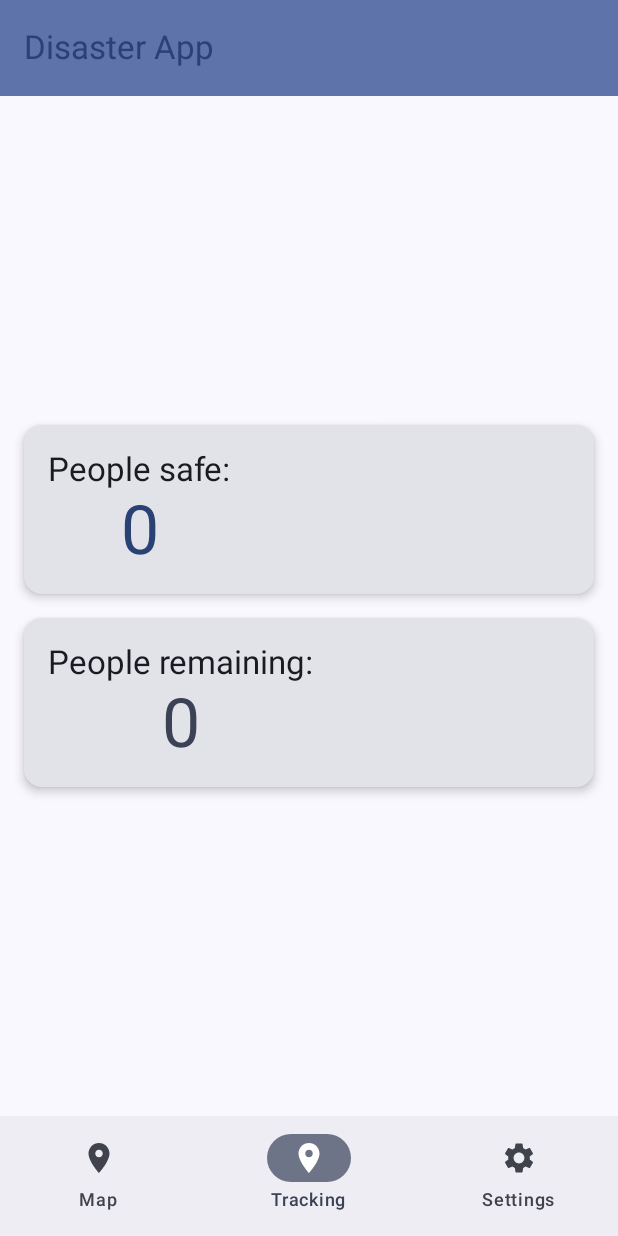
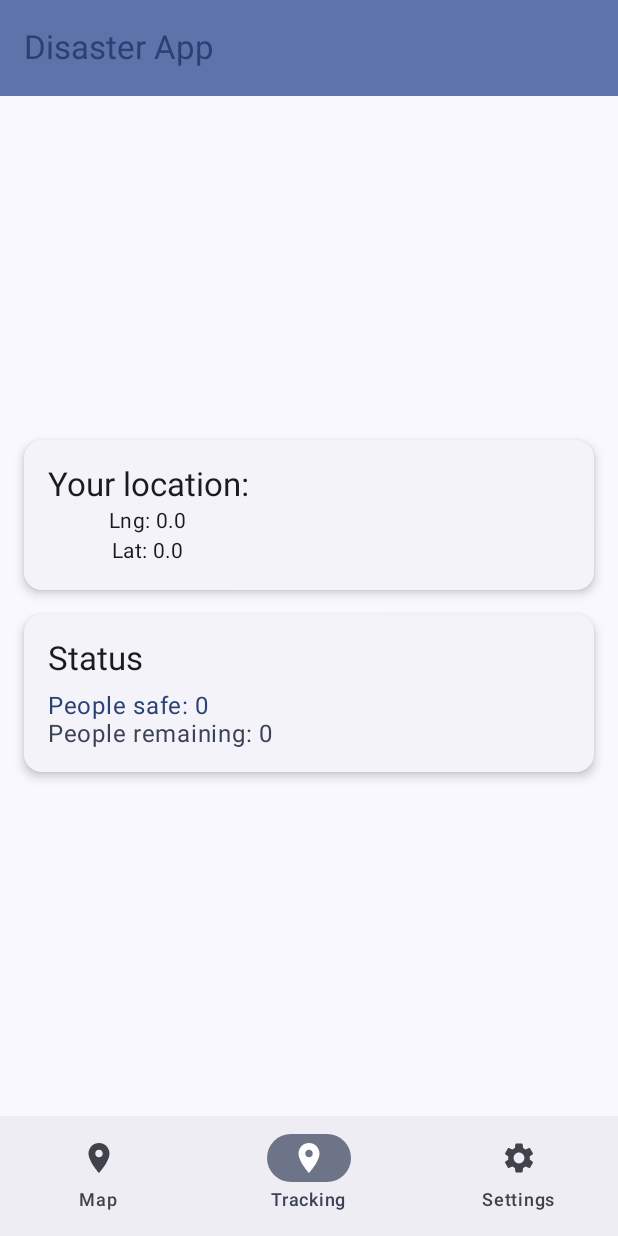
Before and after one commit to anonymous3813/Naturaldisaster, an Android app built with Jetpack Compose: the TrackingScreen screen opened through its navigation route, on a phone screen of 412 x 824 dp. Run offline under Robolectric (Android 15) with nearby library versions, the phone set to English and light mode, and no system bars; libraries missing offline, so code that uses them is left out: org.osmdroid.config.

```diff
--- a/frontend/app/src/main/AndroidManifest.xml
+++ b/frontend/app/src/main/AndroidManifest.xml
@@ -9,6 +9,7 @@
     <uses-permission android:name="android.permission.ACCESS_BACKGROUND_LOCATION"/>
 
     <application
+        android:usesCleartextTraffic="true"
         android:allowBackup="true"
         android:dataExtractionRules="@xml/data_extraction_rules"
         android:fullBackupContent="@xml/backup_rules"
@@ -17,6 +18,7 @@
         android:roundIcon="@mipmap/ic_launcher_round"
         android:supportsRtl="true"
         android:theme="@style/Theme.NaturalDisaster"
+        android:networkSecurityConfig="@xml/network_security_config"
         tools:targetApi="31">
 
         <meta-data
--- a/frontend/app/src/main/java/com/selfemploye/naturaldisaster/data/RetrofitInstance.kt
+++ b/frontend/app/src/main/java/com/selfemploye/naturaldisaster/data/RetrofitInstance.kt
@@ -5,7 +5,7 @@ import retrofit2.Retrofit
 import retrofit2.converter.gson.GsonConverterFactory
 
 object RetrofitInstance {
-    private const val BASE_URL = "http://192.168.225.1:3000"
+    private const val BASE_URL = "http://10.0.2.2:3000"
 
     val api: ApiService by lazy {
         Retrofit.Builder()
--- a/frontend/app/src/main/java/com/selfemploye/naturaldisaster/models/ApiModels.kt
+++ b/frontend/app/src/main/java/com/selfemploye/naturaldisaster/models/ApiModels.kt
@@ -23,7 +23,6 @@ data class RescueStatsResponse(
     val rescuedUsers: Int
 )
 
-
 // ======================
 // Storms API
 // ======================
@@ -33,8 +32,6 @@ data class StormUpdateResponse(
     val success: Boolean,
     val storms: List<Storm>
 )
-
-
 
 // ======================
 // Priorities API
--- a/frontend/app/src/main/java/com/selfemploye/naturaldisaster/ui/screens/MapScreen.kt
+++ b/frontend/app/src/main/java/com/selfemploye/naturaldisaster/ui/screens/MapScreen.kt
@@ -1,10 +1,12 @@
 package com.selfemploye.naturaldisaster.ui.screens
 
+import android.util.Log
 import androidx.compose.foundation.layout.fillMaxSize
 import androidx.compose.material3.AlertDialog
 import androidx.compose.material3.Text
 import androidx.compose.material3.TextButton
 import androidx.compose.runtime.Composable
+import androidx.compose.runtime.LaunchedEffect
 import androidx.compose.runtime.collectAsState
 import androidx.compose.runtime.getValue
 import androidx.compose.runtime.mutableStateOf
@@ -25,20 +27,14 @@ import com.selfemploye.naturaldisaster.viewmodel.AppViewModel
 fun MapScreen(
     appViewModel: AppViewModel
 ) {
-    val startingLocation = LatLng(
-        appViewModel.lastLocation.collectAsState().value.lat,
-        appViewModel.lastLocation.collectAsState().value.lng
-    )
+    val lastLocation by appViewModel.lastLocation.collectAsState()
+    val startingLocation = remember(lastLocation) {
+        LatLng(lastLocation.lat, lastLocation.lng)
+    }
 
     var markers by remember {
         mutableStateOf(
-            listOf(
-                UserLocation(37.7749, -122.4194, 5), // San Francisco
-                UserLocation(37.8044, -122.2711, 4), // Oakland
-                UserLocation(37.6879, -122.4702, 3), // Daly City
-                UserLocation(37.8715, -122.2730, 2), // Berkeley
-                UserLocation(37.3382, -121.8863, 1)  // San Jose
-            )
+            appViewModel.allLocations.value
         )
     }
 
@@ -77,6 +73,7 @@ fun MapScreen(
                     selectedMarker?.let { markerToRemove ->
                         markers =
                             markers.filter { it.lat != markerToRemove.lat || it.lng != markerToRemove.lng }
+
                     }
 
                     showDialog = false
--- a/frontend/app/src/main/java/com/selfemploye/naturaldisaster/ui/screens/TrackingScreen.kt
+++ b/frontend/app/src/main/java/com/selfemploye/naturaldisaster/ui/screens/TrackingScreen.kt
@@ -1,26 +1,31 @@
 package com.selfemploye.naturaldisaster.ui.screens
 
-import androidx.compose.foundation.layout.*
-import androidx.compose.material3.Card
+import androidx.compose.foundation.layout.Arrangement
+import androidx.compose.foundation.layout.Column
+import androidx.compose.foundation.layout.fillMaxSize
+import androidx.compose.foundation.layout.fillMaxWidth
+import androidx.compose.foundation.layout.padding
 import androidx.compose.material3.CardDefaults
+import androidx.compose.material3.ElevatedCard
 import androidx.compose.material3.MaterialTheme
 import androidx.compose.material3.Text
 import androidx.compose.runtime.Composable
 import androidx.compose.runtime.LaunchedEffect
+import androidx.compose.runtime.collectAsState
 import androidx.compose.runtime.getValue
-import com.selfemploye.naturaldisaster.viewmodel.AppViewModel
-import androidx.compose.runtime.collectAsState
 import androidx.compose.ui.Alignment
 import androidx.compose.ui.Modifier
 import androidx.compose.ui.unit.dp
+import com.selfemploye.naturaldisaster.viewmodel.AppViewModel
 
 @Composable
-fun TrackingScreen(viewModel: AppViewModel) {
-    val safeCounter by viewModel.safeCounter.collectAsState()
-    val remainingCounter by viewModel.remainingCounter.collectAsState()
+fun TrackingScreen(appViewModel: AppViewModel) {
+    val safeCounter by appViewModel.safeCounter.collectAsState()
+    val remainingCounter by appViewModel.remainingCounter.collectAsState()
+    val lastLocation by appViewModel.lastLocation.collectAsState()
 
     LaunchedEffect(Unit) {
-        viewModel.fetchStats()
+        appViewModel.fetchStats()
     }
 
     Column(
@@ -30,12 +35,11 @@ fun TrackingScreen(viewModel: AppViewModel) {
         verticalArrangement = Arrangement.Center,
         horizontalAlignment = Alignment.CenterHorizontally
     ) {
-        // Card for the "People safe" counter.
-        Card(
+        // Location Card
+        ElevatedCard(
             modifier = Modifier
                 .fillMaxWidth()
                 .padding(bottom = 16.dp),
-            // Uses M3 CardDefaults to define elevation.
             elevation = CardDefaults.cardElevation(defaultElevation = 4.dp)
         ) {
             Column(
@@ -43,35 +47,42 @@ fun TrackingScreen(viewModel: AppViewModel) {
                 horizontalAlignment = Alignment.CenterHorizontally
             ) {
                 Text(
-                    text = "People safe:",
-                    // Uses M3 typography styles.
+                    text = "Your location:",
                     style = MaterialTheme.typography.titleLarge
                 )
                 Text(
-                    text = "${safeCounter ?: 0}",
-                    style = MaterialTheme.typography.displayMedium,
-                    // Uses M3 color scheme.
-                    color = MaterialTheme.colorScheme.primary
+                    text = "Lng: ${lastLocation.lng}",
+                    style = MaterialTheme.typography.bodyMedium
+                )
+                Text(
+                    text = "Lat: ${lastLocation.lat}",
+                    style = MaterialTheme.typography.bodyMedium
                 )
             }
         }
 
-        // Card for the "People remaining" counter.
-        Card(
-            modifier = Modifier.fillMaxWidth(),
+        // Stats Card
+        ElevatedCard(
+            modifier = Modifier
+                .fillMaxWidth(),
             elevation = CardDefaults.cardElevation(defaultElevation = 4.dp)
         ) {
             Column(
-                modifier = Modifier.padding(16.dp),
-                horizontalAlignment = Alignment.CenterHorizontally
+                modifier = Modifier.padding(16.dp)
             ) {
                 Text(
-                    text = "People remaining:",
-                    style = MaterialTheme.typography.titleLarge
+                    text = "Status",
+                    style = MaterialTheme.typography.titleLarge,
+                    modifier = Modifier.padding(bottom = 8.dp)
                 )
                 Text(
-                    text = "${remainingCounter ?: 0}",
-                    style = MaterialTheme.typography.displayMedium,
+                    text = "People safe: ${safeCounter ?: 0}",
+                    style = MaterialTheme.typography.bodyLarge,
+                    color = MaterialTheme.colorScheme.primary
+                )
+                Text(
+                    text = "People remaining: ${remainingCounter ?: 0}",
+                    style = MaterialTheme.typography.bodyLarge,
                     color = MaterialTheme.colorScheme.secondary
                 )
             }
--- a/frontend/app/src/main/java/com/selfemploye/naturaldisaster/viewmodel/AppViewModel.kt
+++ b/frontend/app/src/main/java/com/selfemploye/naturaldisaster/viewmodel/AppViewModel.kt
@@ -50,6 +50,7 @@ class AppViewModel(
     init {
         viewModelScope.launch {
             _userId.value = getOrCreateUserId()
+            fetchAllLocations()
         }
     }
 
@@ -170,7 +171,14 @@ class AppViewModel(
             try {
                 val response = RetrofitInstance.api.getAllLocations()
                 if(response.isSuccessful) {
-                    _allLocations.value = response.body()!!
+                    if (response.body() != null) {
+                        _allLocations.value = response.body()!!
+                        Log.d("API worked",response.body().toString())
+                    } else {
+                        Log.d("API failed",response.body().toString())
+                    }
+
+
                 }
             } catch (e: Exception) {
                 Log.e("API", "Exception fetching all locations: ${e.message}")
--- /dev/null
+++ b/frontend/app/src/main/res/xml/network_security_config.xml
@@ -0,0 +1,6 @@
+<?xml version="1.0" encoding="utf-8"?>
+<network-security-config>
+    <domain-config cleartextTrafficPermitted="true">
+        <domain includeSubdomains="true">192.168.225.1</domain>
+    </domain-config>
+</network-security-config>
```
Also changed, not shown: 3 other files.
